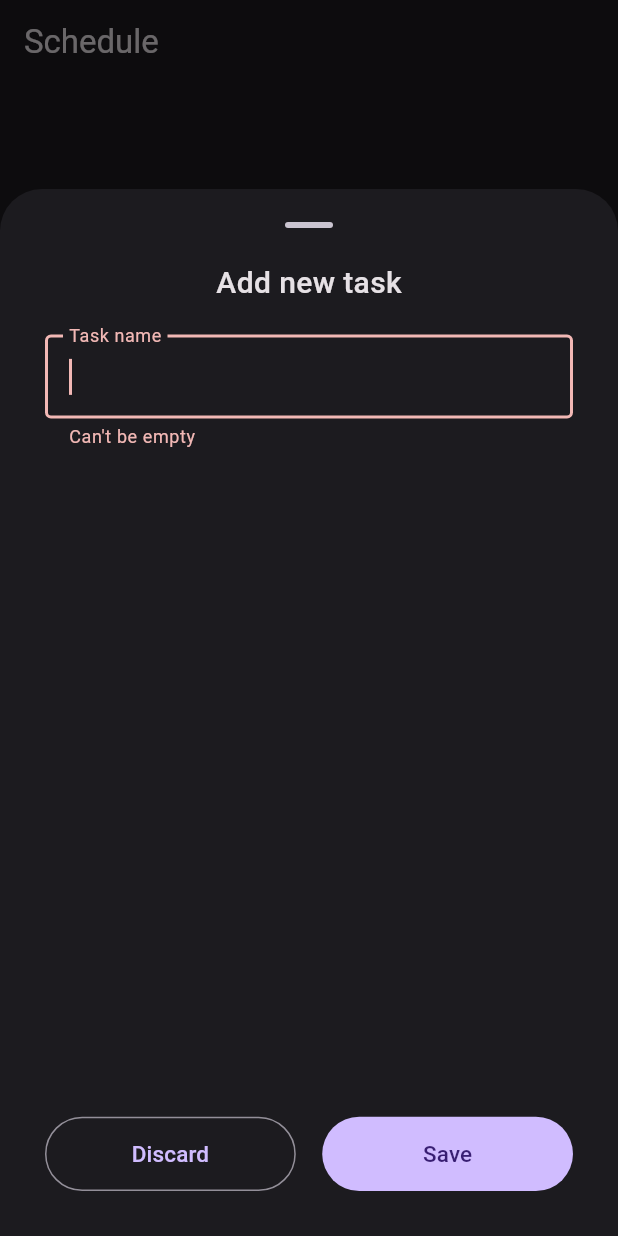
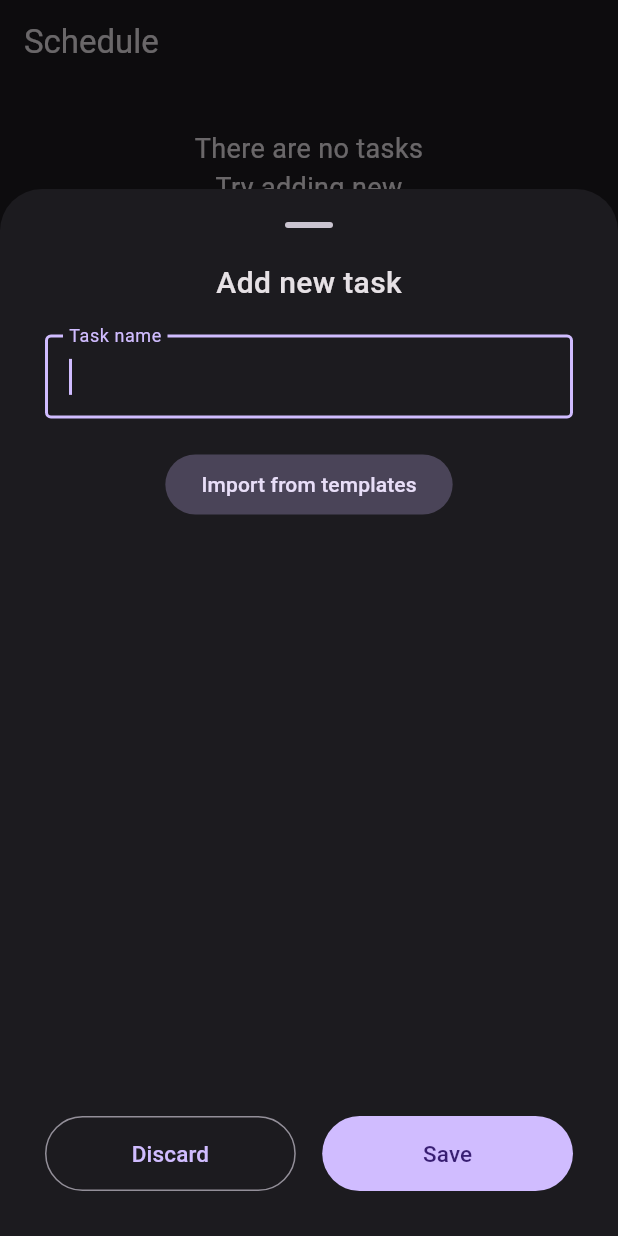
Before and after one commit to Gjils/task-scheduler, a Flutter app: the screen it shows after launch, after a tap on "New task", on a phone screen of 412 x 824 dp. Run offline on Flutter 3.47's test engine with Material 3 defaults, Android fonts, the phone set to English and light mode, and no system bars.

Commit message:
import templates in add task

```diff
--- a/lib/app/view/view.dart
+++ b/lib/app/view/view.dart
@@ -32,7 +32,7 @@ class _TaskSchedulerAppState extends State<TaskSchedulerApp> {
     ),
     Destination(
       title: "Templates",
-      icon: Icon(Icons.format_list_numbered_rounded),
+      icon: Icon(Icons.bookmark),
       page: TemplatesPage(),
     ),
     Destination(
--- a/lib/features/task/add/add_real/add_real.dart
+++ b/lib/features/task/add/add_real/add_real.dart
@@ -18,13 +18,21 @@ class _AddRealTaskState extends State<AddRealTask> {
   void initState() {
     super.initState();
     _controller = TextEditingController();
+    _focus.addListener(_onFocusChange);
   }
 
+  FocusNode _focus = FocusNode();
   var _text = "";
+
+  void _onFocusChange() {
+    setState(() {
+      _text;
+    });
+  }
 
   String? get _errorText {
     final text = _controller.value.text;
-    if (text.isEmpty) {
+    if (text.isEmpty && !_focus.hasFocus) {
       return 'Can\'t be empty';
     }
     return null;
@@ -32,7 +40,24 @@ class _AddRealTaskState extends State<AddRealTask> {
 
   @override
   Widget build(BuildContext context) {
-    final addRealTask = context.watch<AppState>().addRealTask;
+    final state = context.watch<AppState>();
+    final addRealTask = state.addRealTask;
+    final templates = state.templates;
+    final templatesWidgets = templates
+        .map(
+          (item) => GestureDetector(
+            onTap: () {
+              Navigator.pop(context, item);
+            },
+            child: Card(
+              child: ListTile(
+                title: Text(item.title),
+              ),
+            ),
+          ),
+        )
+        .cast<Widget>()
+        .toList();
     return AddNewTask(
         label: Text(
           "Add new task",
@@ -52,6 +77,7 @@ class _AddRealTaskState extends State<AddRealTask> {
           children: [
             TextField(
               controller: _controller,
+              focusNode: _focus,
               autofocus: true,
               onChanged: (text) => setState(() => _text),
               decoration: InputDecoration(
@@ -60,6 +86,47 @@ class _AddRealTaskState extends State<AddRealTask> {
                 errorText: _errorText,
               ),
             ),
+            SizedBox(
+              height: 20,
+            ),
+            FilledButton.tonal(
+                onPressed: () {
+                  showDialog(
+                    context: context,
+                    builder: (context) => AlertDialog(
+                      title: Center(child: Text("Select template")),
+                      content: SizedBox(
+                        height: 300,
+                        width: 300,
+                        child: SingleChildScrollView(
+                          child: Column(
+                            children: templatesWidgets.isEmpty
+                                ? [
+                                    SizedBox(
+                                      height: 10,
+                                    ),
+                                    Text(
+                                      "There are no templates\nTry adding new",
+                                      textAlign: TextAlign.center,
+                                      style: TextStyle(fontSize: 18),
+                                    ),
+                                  ]
+                                : templatesWidgets,
+                          ),
+                        ),
+                      ),
+                    ),
+                  ).then((value) {
+                    if (value == null) {
+                      return;
+                    }
+                    _controller.text = value.title;
+                    setState(() {
+                      _text;
+                    });
+                  });
+                },
+                child: Text("Import from templates"))
           ],
         ));
   }
--- a/lib/features/task/add/container/container.dart
+++ b/lib/features/task/add/container/container.dart
@@ -39,7 +39,8 @@ class _AddNewTaskState extends State<AddNewTask> {
                   Flexible(
                     child: FractionallySizedBox(
                       widthFactor: .95,
-                      heightFactor: .1,
+                      child: SizedBox(
+                        height: 50,
                         child: OutlinedButton(
                           onPressed: () => Navigator.pop(context),
                           child: Text(
@@ -51,10 +52,12 @@ class _AddNewTaskState extends State<AddNewTask> {
                         ),
                       ),
                     ),
+                  ),
                   Flexible(
                     child: FractionallySizedBox(
                       widthFactor: .95,
-                      heightFactor: .1,
+                      child: SizedBox(
+                        height: 50,
                         child: FilledButton(
                           onPressed: () {
                             widget.onSave();
@@ -63,6 +66,7 @@ class _AddNewTaskState extends State<AddNewTask> {
                             "Save",
                             style: TextStyle(
                               fontSize: 15,
+                            ),
                           ),
                         ),
                       ),
--- a/lib/pages/schedule_page/view/view.dart
+++ b/lib/pages/schedule_page/view/view.dart
@@ -12,11 +12,23 @@ class SchedulePage extends StatelessWidget {
         .map((task) => RealTaskCard(task: task))
         .cast<Widget>()
         .toList();
+
     return Scaffold(
       body: Padding(
         padding: const EdgeInsets.symmetric(horizontal: 10),
         child: ListView(
-          children: tasksWidgets,
+          children: tasksWidgets.isEmpty
+              ? [
+                  SizedBox(
+                    height: 30,
+                  ),
+                  Text(
+                    "There are no tasks\nTry adding new",
+                    textAlign: TextAlign.center,
+                    style: TextStyle(fontSize: 18),
+                  ),
+                ]
+              : tasksWidgets,
         ),
       ),
       floatingActionButton: FloatingActionButton.extended(
```
Also changed, not shown: lib/features/task/add/add_template/add_template.dart (+10 -1 lines), lib/pages/templates_page/view/view.dart (+12 -1 lines). Lines whose indentation alone changed are shown as unchanged.
